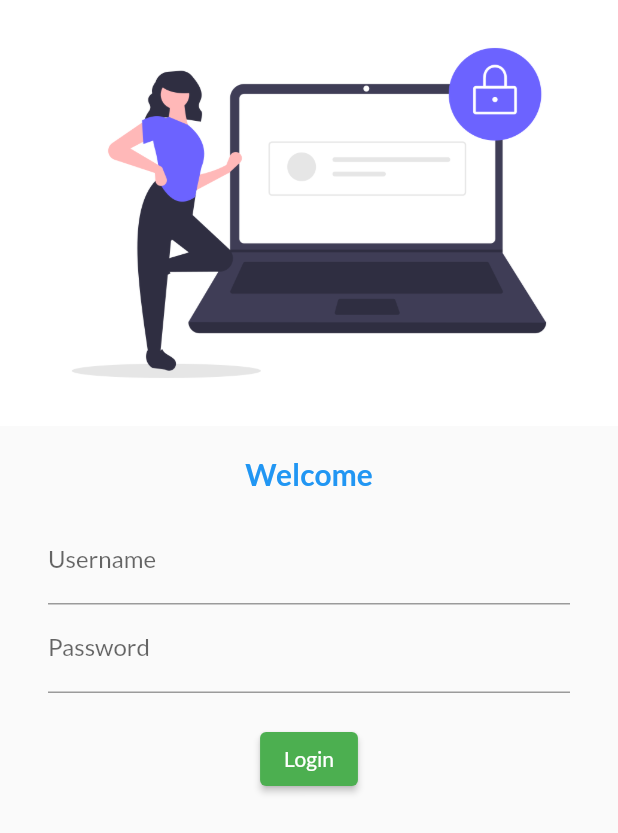
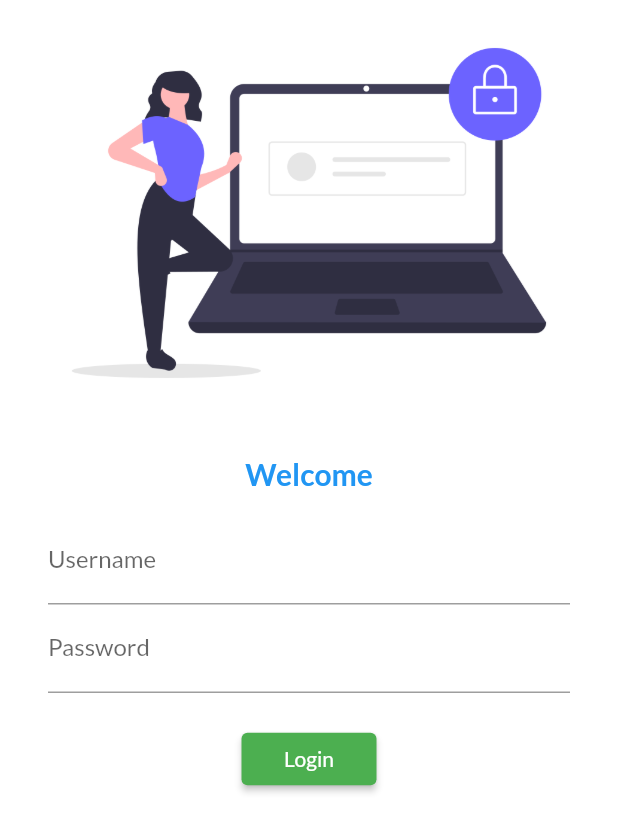
Before and after one commit to SUSHANT-0210/30DaysOfFlutter, a Flutter app: the screen it shows after launch, on a phone screen of 412 x 824 dp. Shown: the top 833 px of the screen. Run offline on Flutter 3.47's test engine with Material 2 defaults, Android fonts, the phone set to English and light mode, and no system bars; our stand-ins replace google_fonts.

Commit message:
day5 completed

```diff
--- a/lib/main.dart
+++ b/lib/main.dart
@@ -1,9 +1,8 @@
 import 'package:flutter/material.dart';
 import 'package:flutter_catalog/pages/login_page.dart';
+import 'package:flutter_catalog/pages/utils/routes.dart';
 import 'package:google_fonts/google_fonts.dart';
-
 import 'pages/home_page.dart';
-
 import 'package:flutter_catalog/pages/home_page.dart';
 
 void main() {
@@ -17,12 +16,12 @@ class MyApp extends StatelessWidget {
   Widget build(BuildContext context) {
     return MaterialApp(
 
+
       themeMode: ThemeMode.light,
       theme: ThemeData(primarySwatch: Colors.green, fontFamily: GoogleFonts.lato().fontFamily),
-
       darkTheme: ThemeData(brightness: Brightness.dark),
       // initialRoute: "/home",
-      routes: {"/": (context) => LoginPage(), "/home": (context) => HomePage()},
+      routes: {"/": (context) => LoginPage(), MyRoutes.homeRoute:(context) => HomePage(),   MyRoutes.loginRoute: (context) => LoginPage()},
     );
   }
 }
--- a/lib/pages/login_page.dart
+++ b/lib/pages/login_page.dart
@@ -1,4 +1,7 @@
 import 'package:flutter/material.dart';
+import 'package:flutter_catalog/pages/home_page.dart';
+import 'package:flutter_catalog/pages/utils/routes.dart';
+
 
 class LoginPage extends StatelessWidget {
   const LoginPage({Key? key}) : super(key: key);
@@ -6,6 +9,7 @@ class LoginPage extends StatelessWidget {
   @override
   Widget build(BuildContext context) {
     return Material(
+      color: Colors.white,
       child: Column(
         children: [
           Image.asset("assets/images/login_pic.png"),
@@ -21,7 +25,9 @@ class LoginPage extends StatelessWidget {
             ),
             TextFormField( obscureText: true , decoration: InputDecoration(hintText: "Enter Password", labelText: "Password"),),
             SizedBox(height: 20),
-            ElevatedButton(child: Text("Login"),style: TextButton.styleFrom(),onPressed: (){print("Hello Sushant");})
+            ElevatedButton(child: Text("Login"),style: TextButton.styleFrom(minimumSize: Size(90, 35) ), onPressed: (){
+              Navigator.pushNamed(context, MyRoutes.homeRoute);
+            }  )
 
               ],
             ),
--- /dev/null
+++ b/lib/pages/utils/routes.dart
@@ -0,0 +1,4 @@
+class MyRoutes{
+  static String loginRoute = "/login";
+  static String homeRoute = "/home";
+}
```
